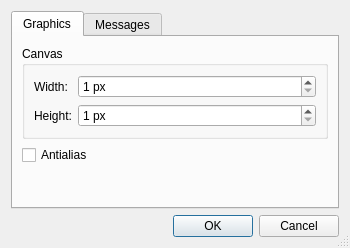
The window that forms/preferencesdialog.ui (damaki/Turtyl) describes before a commit, drawn with Qt 5.
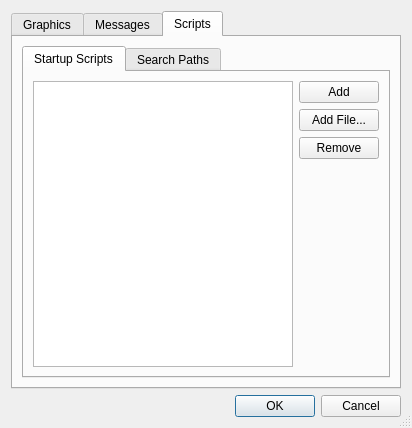
The same window after the commit. The open tabs and pages were chosen to show the change.

Commit message:
Add persistent app settings, and add configurable startup scripts.
This change uses the QSettings class to manage persistent settings in
an INI file.

This change also makes the list of startup scripts and lua's search
path configurable. The default Lua search paths are overridden with
those from the preferences menu.

```diff
--- a/forms/preferencesdialog.ui
+++ b/forms/preferencesdialog.ui
@@ -6,8 +6,8 @@
    <rect>
     <x>0</x>
     <y>0</y>
-    <width>350</width>
-    <height>248</height>
+    <width>412</width>
+    <height>428</height>
    </rect>
   </property>
   <property name="windowTitle">
@@ -144,6 +144,134 @@
        </item>
       </layout>
      </widget>
+     <widget class="QWidget" name="tab">
+      <attribute name="title">
+       <string>Scripts</string>
+      </attribute>
+      <layout class="QHBoxLayout" name="horizontalLayout">
+       <item>
+        <widget class="QTabWidget" name="tabWidget">
+         <property name="currentIndex">
+          <number>0</number>
+         </property>
+         <widget class="QWidget" name="startupScriptsTab">
+          <attribute name="title">
+           <string>Startup Scripts</string>
+          </attribute>
+          <layout class="QHBoxLayout" name="horizontalLayout_2">
+           <item>
+            <widget class="QListWidget" name="startupScriptListWidget">
+             <property name="selectionMode">
+              <enum>QAbstractItemView::ExtendedSelection</enum>
+             </property>
+             <property name="selectionBehavior">
+              <enum>QAbstractItemView::SelectItems</enum>
+             </property>
+            </widget>
+           </item>
+           <item>
+            <layout class="QVBoxLayout" name="verticalLayout">
+             <item>
+              <widget class="QPushButton" name="addStartupScriptButton">
+               <property name="sizePolicy">
+                <sizepolicy hsizetype="Fixed" vsizetype="Fixed">
+                 <horstretch>0</horstretch>
+                 <verstretch>0</verstretch>
+                </sizepolicy>
+               </property>
+               <property name="text">
+                <string>Add</string>
+               </property>
+              </widget>
+             </item>
+             <item>
+              <widget class="QPushButton" name="addStartupScriptFileButton">
+               <property name="sizePolicy">
+                <sizepolicy hsizetype="Fixed" vsizetype="Fixed">
+                 <horstretch>0</horstretch>
+                 <verstretch>0</verstretch>
+                </sizepolicy>
+               </property>
+               <property name="text">
+                <string>Add File...</string>
+               </property>
+              </widget>
+             </item>
+             <item>
+              <widget class="QPushButton" name="removeStartupScriptButton">
+               <property name="sizePolicy">
+                <sizepolicy hsizetype="Fixed" vsizetype="Fixed">
+                 <horstretch>0</horstretch>
+                 <verstretch>0</verstretch>
+                </sizepolicy>
+               </property>
+               <property name="text">
+                <string>Remove</string>
+               </property>
+              </widget>
+             </item>
+             <item>
+              <spacer name="verticalSpacer_3">
+               <property name="orientation">
+                <enum>Qt::Vertical</enum>
+               </property>
+               <property name="sizeHint" stdset="0">
+                <size>
+                 <width>20</width>
+                 <height>40</height>
+                </size>
+               </property>
+              </spacer>
+             </item>
+            </layout>
+           </item>
+          </layout>
+         </widget>
+         <widget class="QWidget" name="requirePathsTab">
+          <attribute name="title">
+           <string>Search Paths</string>
+          </attribute>
+          <layout class="QHBoxLayout" name="horizontalLayout_3">
+           <item>
+            <widget class="QListWidget" name="requirePathsListWidget"/>
+           </item>
+           <item>
+            <layout class="QVBoxLayout" name="verticalLayout_5">
+             <item>
+              <widget class="QPushButton" name="addRequirePathButton">
+               <property name="text">
+                <string>Add</string>
+               </property>
+              </widget>
+             </item>
+             <item>
+              <widget class="QPushButton" name="removeRequirePathsButton">
+               <property name="text">
+                <string>Remove</string>
+               </property>
+              </widget>
+             </item>
+             <item>
+              <spacer name="verticalSpacer_4">
+               <property name="orientation">
+                <enum>Qt::Vertical</enum>
+               </property>
+               <property name="sizeHint" stdset="0">
+                <size>
+                 <width>20</width>
+                 <height>40</height>
+                </size>
+               </property>
+              </spacer>
+             </item>
+            </layout>
+           </item>
+          </layout>
+         </widget>
+        </widget>
+       </item>
+      </layout>
+     </widget>
     </widget>
    </item>
    <item>
```
The commit also changes 7 other files.
